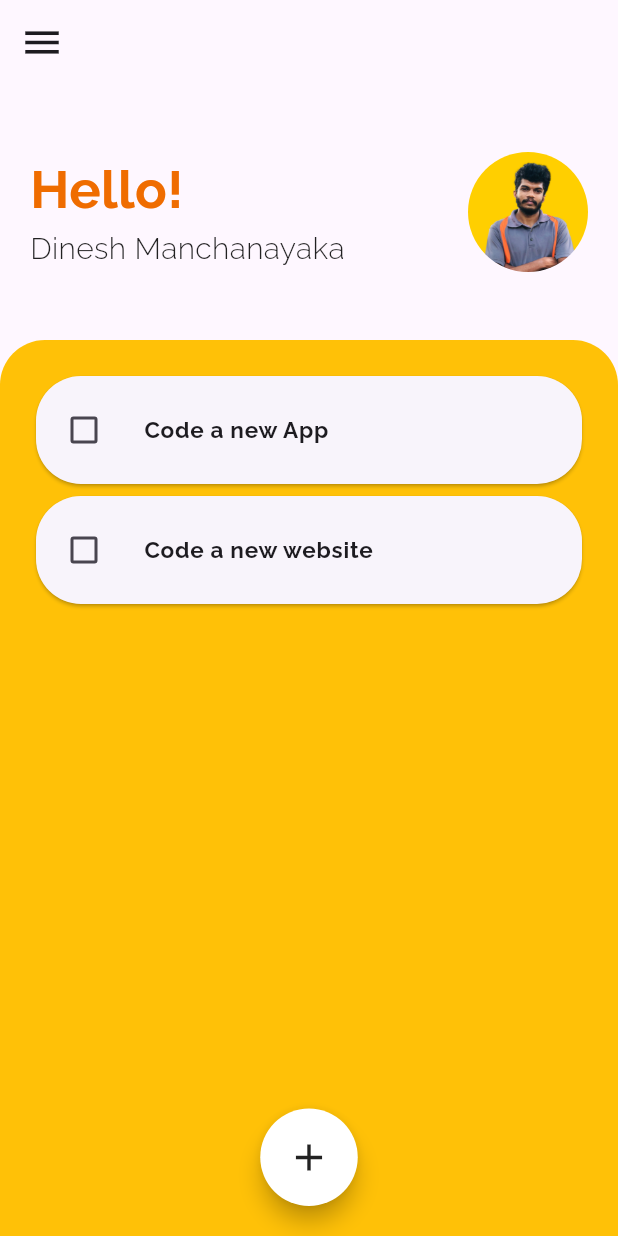
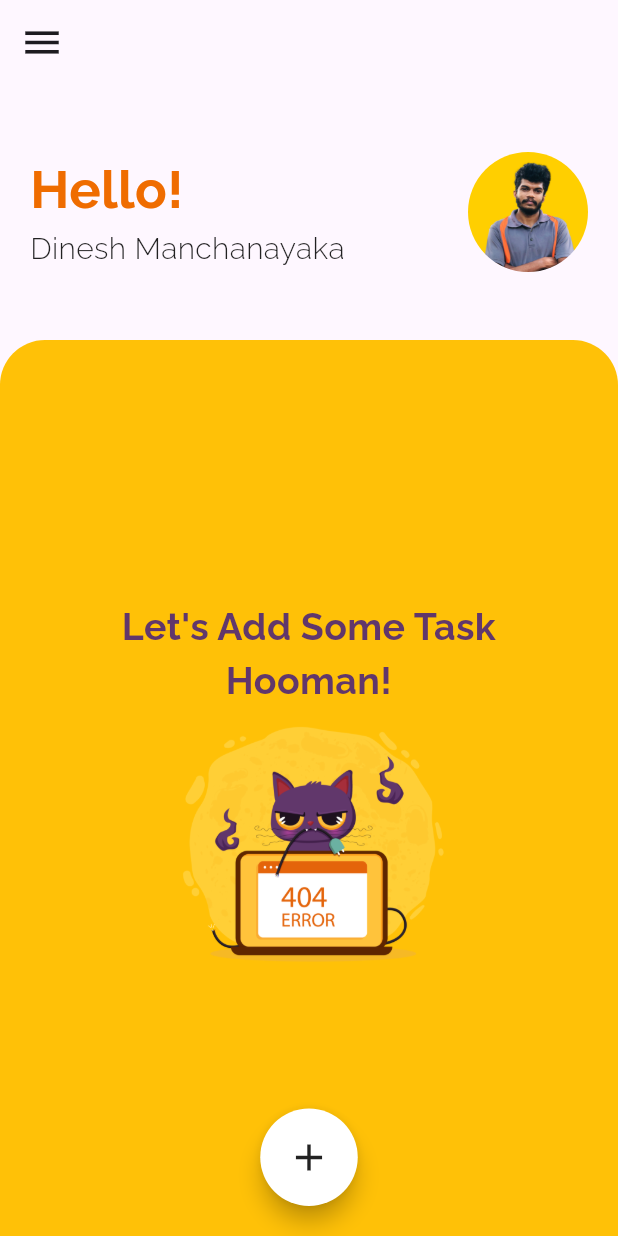
Before and after one commit to dineshxo/todo_list, a Flutter app: the screen it shows after launch, on a phone screen of 412 x 824 dp. Run offline on Flutter 3.47's test engine with Material 2 defaults, Android fonts, the phone set to English and light mode, and no system bars; our stand-ins replace google_fonts.

Commit message:
app_icon

```diff
--- a/lib/components/todolist.dart
+++ b/lib/components/todolist.dart
@@ -6,10 +6,7 @@ class ToDoList extends StatefulWidget {
 
   @override
   State<ToDoList> createState() => _ToDoListState();
-  List toDoItem = [
-    ['Code a new App', false],
-    ['Code a new website', false],
-  ];
+  List toDoItem = [];
 
   void addTask(String text) {
     toDoItem.add([text, false]);
```
Also changed, not shown: 5 other files.
